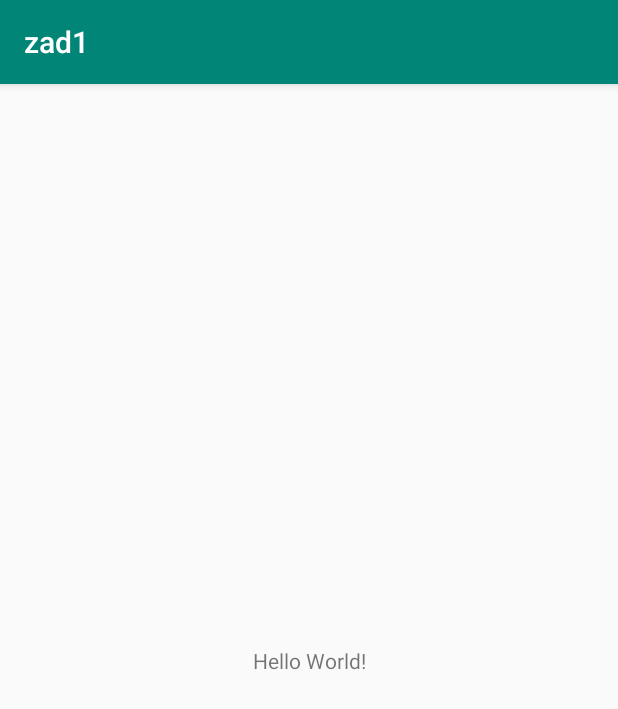
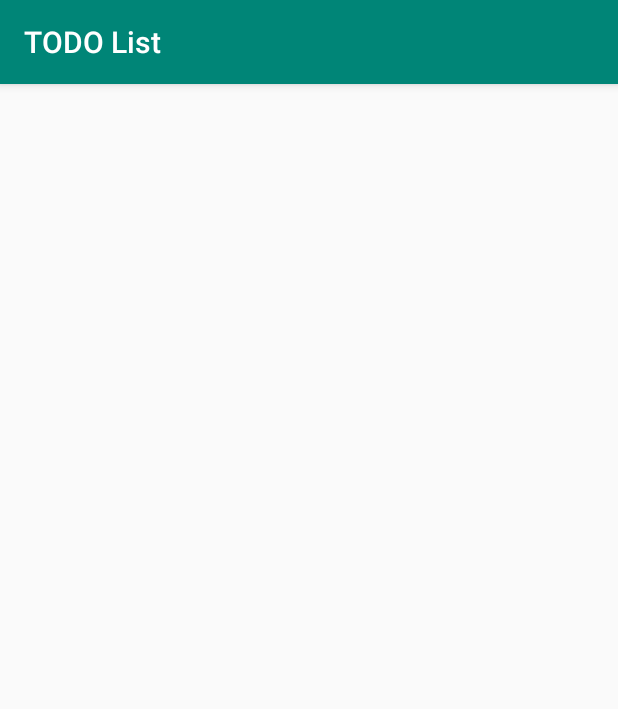
Before and after one commit to JakubGogola-IDENTT/mobile_apps, an Android app: the screen it shows after launch (MainActivity), on a phone screen of 412 x 824 dp. Shown: the top 709 px of the screen. Run offline under Robolectric (Android 15) with nearby library versions, the phone set to English and light mode, and no system bars.

Commit message:
small progress

```diff
--- /dev/null
+++ b/lista3/zad1/app/src/main/java/com/example/zad1/Date.kt
@@ -0,0 +1,3 @@
+package com.example.zad1
+
+data class Date(val day: Int, val month: Int, val year: Int)
--- /dev/null
+++ b/lista3/zad1/app/src/main/java/com/example/zad1/Task.kt
@@ -0,0 +1,3 @@
+package com.example.zad1
+
+data class Task(val taskName: String, val date: Date, val time: Time)
--- /dev/null
+++ b/lista3/zad1/app/src/main/java/com/example/zad1/Time.kt
@@ -0,0 +1,3 @@
+package com.example.zad1
+
+data class Time(val hour: Int, val minute: Int)
--- a/lista3/zad1/app/src/main/res/layout/activity_main.xml
+++ b/lista3/zad1/app/src/main/res/layout/activity_main.xml
@@ -6,14 +6,7 @@
         android:layout_width="match_parent"
         android:layout_height="match_parent"
         tools:context=".MainActivity">
-
-    <TextView
-            android:layout_width="wrap_content"
-            android:layout_height="wrap_content"
-            android:text="Hello World!"
-            app:layout_constraintBottom_toBottomOf="parent"
-            app:layout_constraintLeft_toLeftOf="parent"
-            app:layout_constraintRight_toRightOf="parent"
-            app:layout_constraintTop_toTopOf="parent"/>
-
+    <ListView
+            android:layout_width="match_parent"
+            android:layout_height="match_parent"/>
 </android.support.constraint.ConstraintLayout>
--- a/lista3/zad1/app/src/main/res/values/strings.xml
+++ b/lista3/zad1/app/src/main/res/values/strings.xml
@@ -1,3 +1,3 @@
 <resources>
-    <string name="app_name">zad1</string>
+    <string name="app_name">TODO List</string>
 </resources>
```
Also changed, not shown: lista3/zad1/app/src/main/java/com/example/zad1/Adapter.kt (added, +9 -0 lines).
